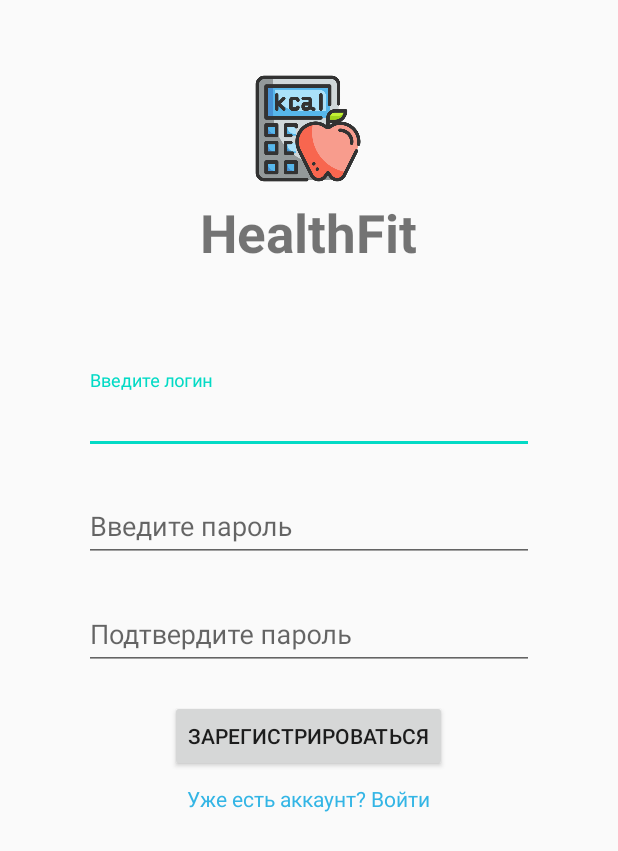
After one commit to pphenomen/health-fit, an Android app built with Jetpack Compose: the RegisterActivity screen opened directly, with no data from a screen before it, on a phone screen of 412 x 824 dp. The commit adds this screen. Shown: the top 851 px of the screen. Run offline under Robolectric (Android 15) with nearby library versions, the phone set to English and light mode, and no system bars.

Commit message:
ЛР2: страница регистрации

```diff
--- a/app/build.gradle.kts
+++ b/app/build.gradle.kts
@@ -51,6 +51,7 @@ dependencies {
     implementation(libs.androidx.compose.material3)
     implementation(libs.androidx.appcompat)
     implementation(libs.androidx.cardview)
+    implementation(libs.material)
     testImplementation(libs.junit)
     androidTestImplementation(libs.androidx.junit)
     androidTestImplementation(libs.androidx.espresso.core)
--- a/app/src/main/AndroidManifest.xml
+++ b/app/src/main/AndroidManifest.xml
@@ -12,7 +12,7 @@
         android:supportsRtl="true"
         android:theme="@style/Theme.Healthfit">
         <activity
-            android:name=".LoginActivity"
+            android:name=".MainActivity"
             android:exported="true"
             android:theme="@style/Theme.Healthfit">
             <intent-filter>
@@ -20,6 +20,8 @@
                 <category android:name="android.intent.category.LAUNCHER" />
             </intent-filter>
         </activity>
+        <activity android:name=".LoginActivity" />
+        <activity android:name=".RegisterActivity" />
         <activity android:name=".DiaryActivity" />
         <activity android:name=".AboutActivity" />
     </application>
--- /dev/null
+++ b/app/src/main/java/com/example/healthfit/RegisterActivity.kt
@@ -0,0 +1,72 @@
+package com.example.healthfit
+
+import android.content.Intent
+import android.os.Bundle
+import android.widget.Button
+import android.widget.TextView
+import android.widget.Toast
+import androidx.appcompat.app.AppCompatActivity
+import com.google.android.material.textfield.TextInputLayout
+import java.util.regex.Pattern
+
+class RegisterActivity : AppCompatActivity() {
+    private val VALID_INPUT_PATTERN = Pattern.compile("^[a-zA-Z0-9]+$")
+
+    override fun onCreate(savedInstanceState: Bundle?) {
+        super.onCreate(savedInstanceState)
+        setContentView(R.layout.activity_register)
+
+        val loginLayout = findViewById<TextInputLayout>(R.id.inputLogin)
+        val passwordLayout = findViewById<TextInputLayout>(R.id.inputPassword)
+        val confirmPasswordLayout = findViewById<TextInputLayout>(R.id.confirmPassword)
+        val buttonRegister = findViewById<Button>(R.id.buttonRegister)
+        val loginLink = findViewById<TextView>(R.id.loginLink)
+
+        buttonRegister.setOnClickListener { view ->
+            val login = loginLayout.editText?.text.toString().trim()
+            val password = passwordLayout.editText?.text.toString().trim()
+            val confirmPassword = confirmPasswordLayout.editText?.text.toString().trim()
+
+            loginLayout.error = null
+            passwordLayout.error = null
+            confirmPasswordLayout.error = null
+
+            when {
+                login.isBlank() -> {
+                    loginLayout.error = getString(R.string.login_warning)
+                    return@setOnClickListener
+                }
+                password.isBlank() -> {
+                    passwordLayout.error = getString(R.string.password_warning)
+                    return@setOnClickListener
+                }
+                confirmPassword.isBlank() -> {
+                    confirmPasswordLayout.error = getString(R.string.password_warning)
+                    return@setOnClickListener
+                }
+                !VALID_INPUT_PATTERN.matcher(login).matches() -> {
+                    loginLayout.error = getString(R.string.login_pattern)
+                    return@setOnClickListener
+                }
+                !VALID_INPUT_PATTERN.matcher(password).matches() -> {
+                    passwordLayout.error = getString(R.string.login_pattern)
+                    return@setOnClickListener
+                }
+                password != confirmPassword -> {
+                    confirmPasswordLayout.error = getString(R.string.password_fail)
+                    return@setOnClickListener
+                }
+                else -> {
+                    startActivity(Intent(this, LoginActivity::class.java))
+                    finish()
+                    Toast.makeText(this, getString(R.string.register_success), Toast.LENGTH_SHORT).show()
+                }
+            }
+        }
+
+        loginLink.setOnClickListener {
+            startActivity(Intent(this, LoginActivity::class.java))
+            finish()
+        }
+    }
+}
--- /dev/null
+++ b/app/src/main/res/layout/activity_register.xml
@@ -0,0 +1,87 @@
+<?xml version="1.0" encoding="utf-8"?>
+<LinearLayout xmlns:android="http://schemas.android.com/apk/res/android"
+    android:layout_width="match_parent"
+    android:layout_height="match_parent"
+    android:orientation="vertical"
+    android:padding="16dp"
+    android:gravity="center_horizontal">
+
+    <ImageView
+        android:id="@+id/appIcon"
+        android:layout_width="75dp"
+        android:layout_height="75dp"
+        android:layout_marginTop="32dp"
+        android:src="@drawable/healthfit" />
+
+    <TextView
+        android:id="@+id/title"
+        android:layout_width="wrap_content"
+        android:layout_height="wrap_content"
+        android:text="@string/app_name"
+        android:textSize="35sp"
+        android:textStyle="bold"
+        android:padding="8dp" />
+
+    <com.google.android.material.textfield.TextInputLayout
+        android:id="@+id/inputLogin"
+        android:layout_width="300dp"
+        android:layout_height="wrap_content"
+        android:layout_marginTop="60dp"
+        android:hint="@string/login_warning">
+
+        <com.google.android.material.textfield.TextInputEditText
+            android:id="@+id/editLogin"
+            android:layout_width="match_parent"
+            android:layout_height="wrap_content"
+            android:inputType="text" />
+
+    </com.google.android.material.textfield.TextInputLayout>
+
+    <com.google.android.material.textfield.TextInputLayout
+        android:id="@+id/inputPassword"
+        android:layout_width="300dp"
+        android:layout_height="wrap_content"
+        android:layout_marginTop="16dp"
+        android:hint="@string/password_warning">
+
+        <com.google.android.material.textfield.TextInputEditText
+            android:id="@+id/editPassword"
+            android:layout_width="match_parent"
+            android:layout_height="wrap_content"
+            android:inputType="textPassword" />
+
+    </com.google.android.material.textfield.TextInputLayout>
+
+    <com.google.android.material.textfield.TextInputLayout
+        android:id="@+id/confirmPassword"
+        android:layout_width="300dp"
+        android:layout_height="wrap_content"
+        android:layout_marginTop="16dp"
+        android:hint="@string/repeat_password_hint">
+
+        <com.google.android.material.textfield.TextInputEditText
+            android:id="@+id/editConfirmPassword"
+            android:layout_width="match_parent"
+            android:layout_height="wrap_content"
+            android:inputType="textPassword" />
+
+    </com.google.android.material.textfield.TextInputLayout>
+
+    <Button
+        android:id="@+id/buttonRegister"
+        android:layout_width="wrap_content"
+        android:layout_height="wrap_content"
+        android:layout_marginTop="20dp"
+        android:text="@string/register_button" />
+
+    <TextView
+        android:id="@+id/loginLink"
+        android:layout_width="wrap_content"
+        android:layout_height="wrap_content"
+        android:layout_marginTop="8dp"
+        android:text="@string/login_link"
+        android:textColor="@color/blue"
+        android:clickable="true"
+        android:focusable="true" />
+
+</LinearLayout>
--- a/app/src/main/res/values/colors.xml
+++ b/app/src/main/res/values/colors.xml
@@ -4,6 +4,7 @@
     <color name="divider_line">#DDDDDD</color>
     <color name="white">#FFFFFF</color>
     <color name="black">#212121</color>
+    <color name="blue">#FF33B5E5</color>
     <color name="purple_500">#FF6200EE</color>
     <color name="purple_700">#FF3700B3</color>
     <color name="teal_200">#FF03DAC5</color>
--- a/app/src/main/res/values/strings.xml
+++ b/app/src/main/res/values/strings.xml
@@ -3,8 +3,19 @@
     <string name="app_name">HealthFit</string>
     <string name="login_hint">Логин</string>
     <string name="password_hint">Пароль</string>
+    <string name="repeat_password_hint">Подтвердите пароль</string>
     <string name="login_button">Войти</string>
+    <string name="register_button">Зарегистрироваться</string>
     <string name="register_link">Нет аккаунта? Зарегистрироваться</string>
+    <string name="login_link">Уже есть аккаунт? Войти</string>
+    <string name="login_warning">Введите логин</string>
+    <string name="password_warning">Введите пароль</string>
+    <string name="fields_warning">Заполните все поля</string>
+    <string name="login_success">Вход выполнен</string>
+    <string name="register_success">Регистрация успешна</string>
+    <string name="login_fail">Неверный логин или пароль</string>
+    <string name="login_pattern">Используйте только английские буквы и цифры</string>
+    <string name="password_fail">Пароли не совпадают</string>
     <string name="diary_title">Дневник питания</string>
     <string name="morning_title">Завтрак</string>
     <string name="lunch_title">Обед</string>
--- a/gradle/libs.versions.toml
+++ b/gradle/libs.versions.toml
@@ -10,6 +10,7 @@ activityCompose = "1.11.0"
 composeBom = "2024.09.00"
 appcompat = "1.7.1"
 cardview = "1.0.0"
+material = "1.13.0"
 
 [libraries]
 androidx-core-ktx = { group = "androidx.core", name = "core-ktx", version.ref = "coreKtx" }
@@ -28,6 +29,7 @@ androidx-compose-ui-test-junit4 = { group = "androidx.compose.ui", name = "ui-te
 androidx-compose-material3 = { group = "androidx.compose.material3", name = "material3" }
 androidx-appcompat = { group = "androidx.appcompat", name = "appcompat", version.ref = "appcompat" }
 androidx-cardview = { group = "androidx.cardview", name = "cardview", version.ref = "cardview" }
+material = { group = "com.google.android.material", name = "material", version.ref = "material" }
 
 [plugins]
 android-application = { id = "com.android.application", version.ref = "agp" }
```
Also changed, not shown: app/src/main/java/com/example/healthfit/FoodAdapter.kt (deleted, +0 -47 lines), app/src/main/java/com/example/healthfit/LoginActivity.kt (+45 -5 lines), app/src/main/java/com/example/healthfit/MainActivity.kt (added, +13 -0 lines), 1 other file.
